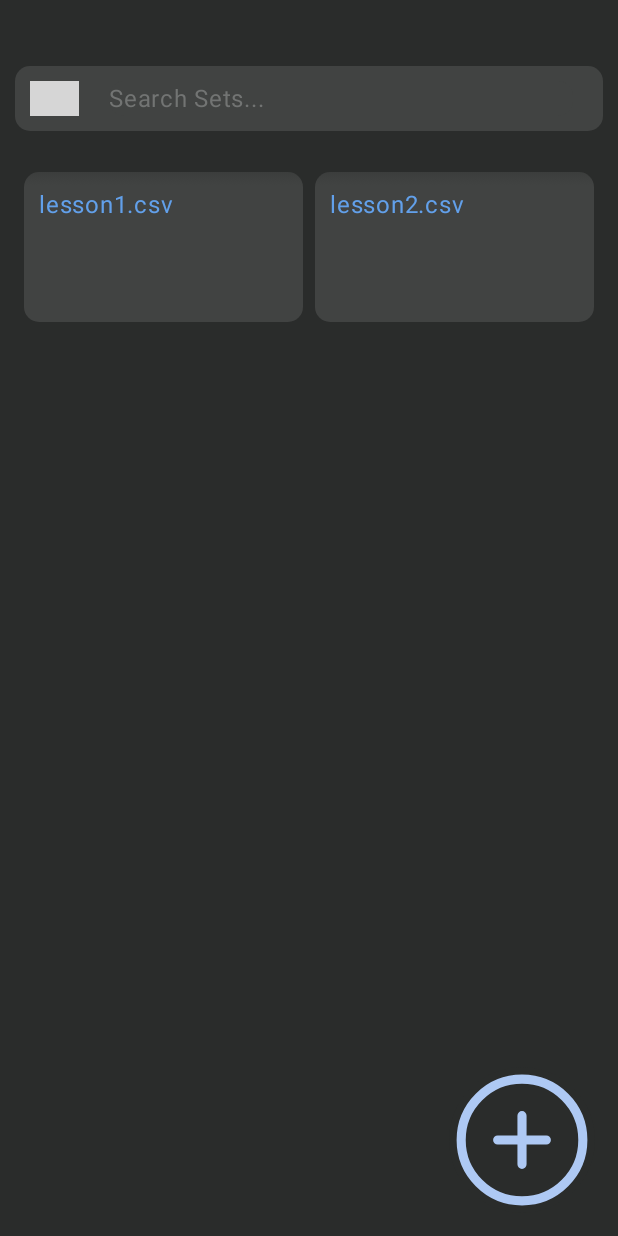
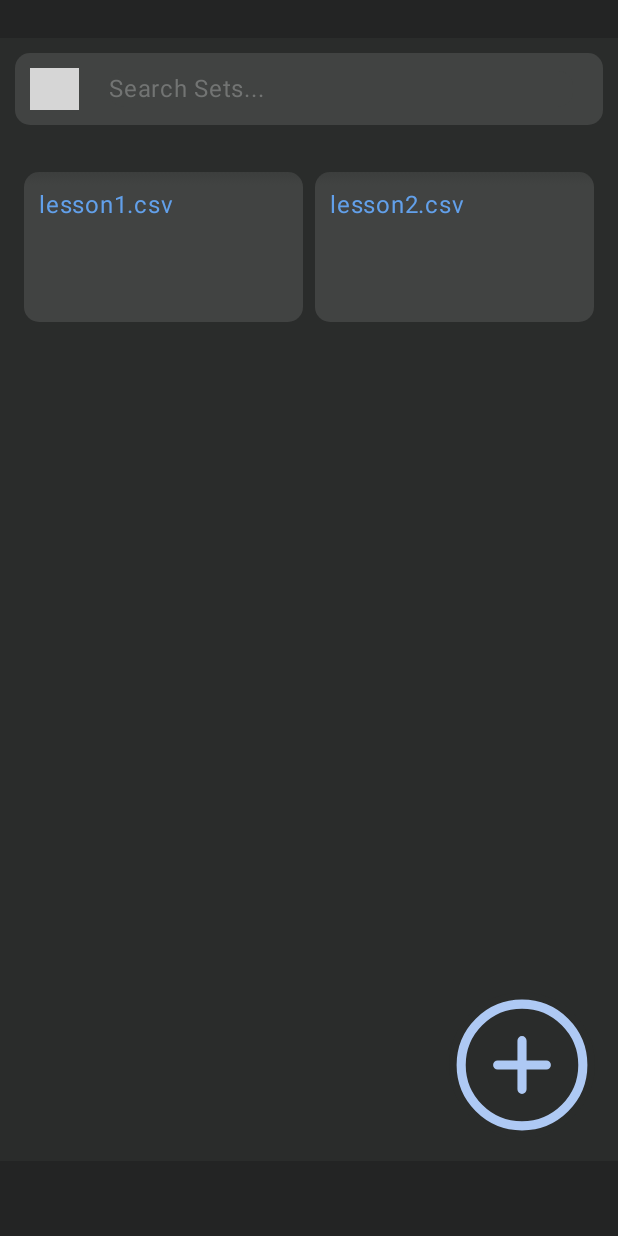
Before and after one commit to LORTEY/CardFlare, an Android app built with Jetpack Compose: the screen it shows after launch (MainActivity), on a phone screen of 412 x 824 dp. Run offline under Robolectric (Android 15) with nearby library versions, the phone set to English and light mode, and no system bars; grey boxes are pictures that could not be loaded.

Commit message:
added pretty screen edges

```diff
--- a/app/src/main/java/com/example/cardflare/ui/theme/MainMenuRender.kt
+++ b/app/src/main/java/com/example/cardflare/ui/theme/MainMenuRender.kt
@@ -129,8 +129,13 @@ fun MainMenuRender(context: Context, navController: NavHostController) {
                             }
                     )
                 }
-                Column(modifier = Modifier.align(Alignment.BottomEnd).width(128.dp)){
-                    PopAddMenu()
+
+                Column(modifier = Modifier.align(Alignment.BottomEnd)) {
+                    Column(modifier = Modifier.width(128.dp).align(Alignment.End)) {
+                        PopAddMenu()
+                    }
+                    Spacer(modifier = Modifier.fillMaxWidth().height(50.dp).background(Color(ColorPalette.sa50)))
+
                 }
             }
         }
@@ -138,7 +143,8 @@ fun MainMenuRender(context: Context, navController: NavHostController) {
         //fade effect and upper menu
         Column(modifier = Modifier.height((screenHeight * 0.15f).dp)) {
 
-            Spacer(modifier = Modifier.fillMaxSize().weight(0.6f))
+            Spacer(modifier = Modifier.fillMaxWidth().height(25.dp).background(Color(ColorPalette.sa50)))
+            Spacer(modifier = Modifier.fillMaxWidth().height(10.dp))
             Row(horizontalArrangement = Arrangement.spacedBy(10.dp),
                 verticalAlignment = Alignment.CenterVertically,
                 modifier = Modifier
@@ -197,6 +203,8 @@ fun MainMenuRender(context: Context, navController: NavHostController) {
                 )
             }
         }
+
+        // left slide menu
         AnimatedVisibility(
             visible = appear,
             enter = fadeIn(animationSpec = tween(200)) + slideInHorizontally(
@@ -211,10 +219,14 @@ fun MainMenuRender(context: Context, navController: NavHostController) {
                 .fillMaxHeight()
                 .fillMaxWidth(0.4f)){
 
+
                 Column(modifier = Modifier
                     .background(Color(ColorPalette.sa50))
                     .fillMaxHeight()
                     .weight(0.1f)){
+
+                    Spacer(modifier = Modifier.fillMaxWidth().height(35.dp))
+
                     SlideMenuContent()
                 }
                 //Divider(color = Color(ColorPalette.sa30), modifier = Modifier.fillMaxHeight().width(2.dp))
```
Also changed, not shown: 351 other files.
